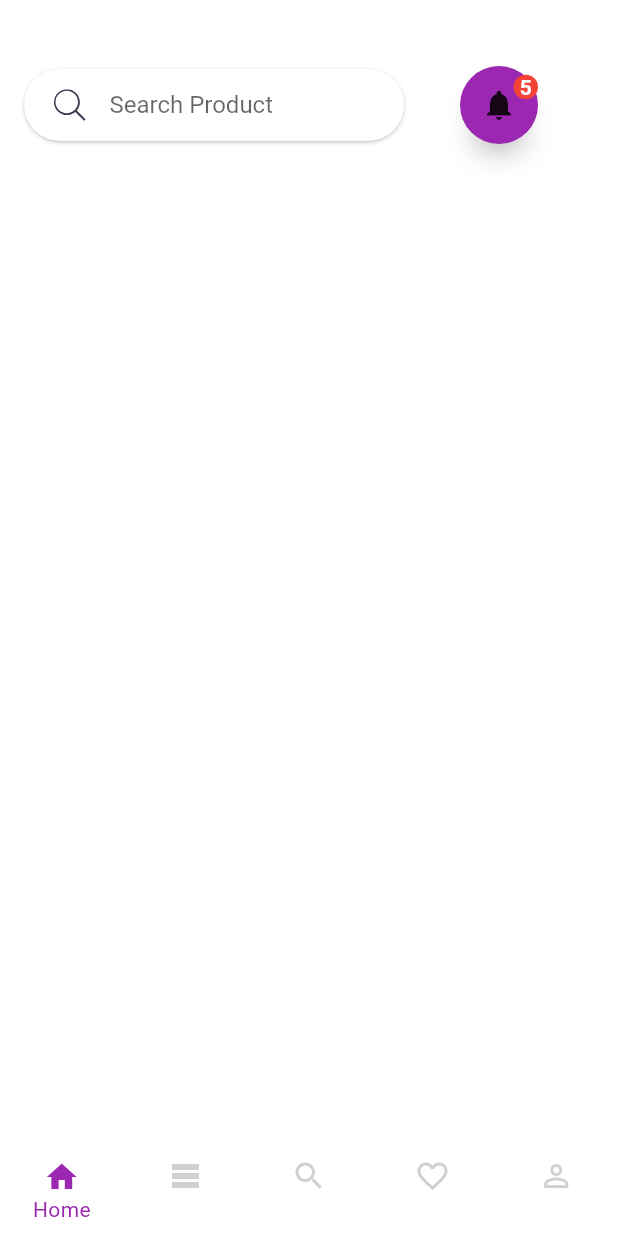
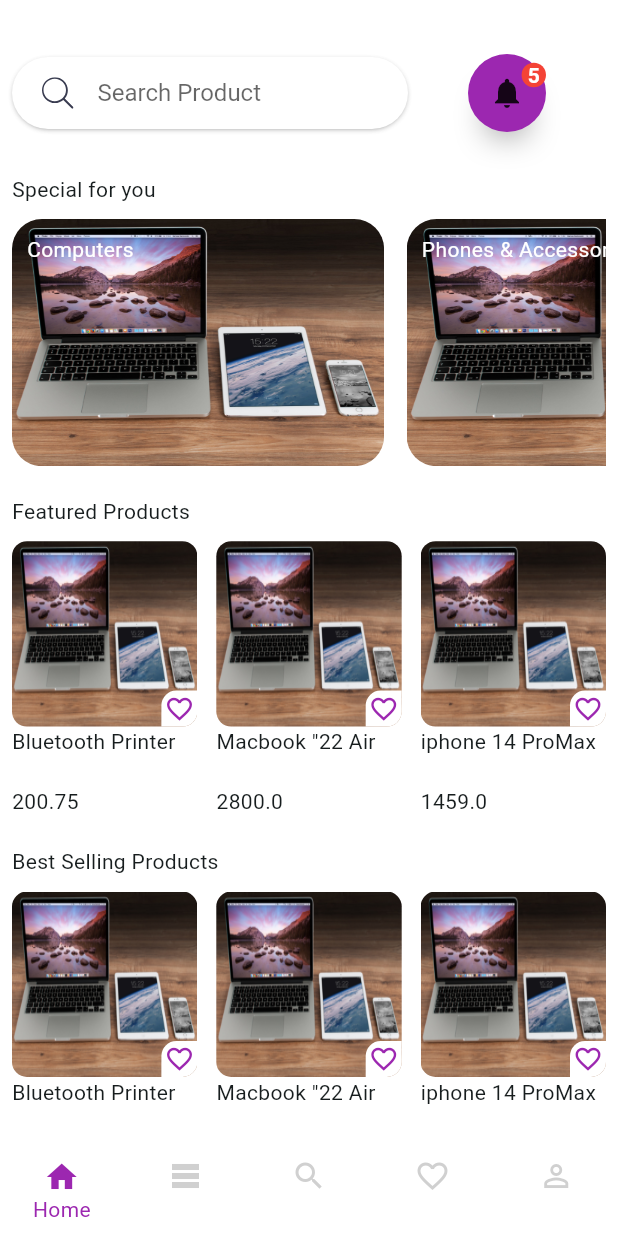
Before and after one commit to A-RR3/ecommerce, a Flutter app: the HomeScreen screen opened directly, on a phone screen of 412 x 824 dp. Run offline on Flutter 3.47's test engine with Material 3 defaults, Android fonts, the light colour scheme and no system bars; our stand-ins replace flutter_svg, gap, get, google_fonts; missing offline and left inert: svg_flutter.

Commit message:
finished home page

```diff
--- /dev/null
+++ b/lib/domain/entities/products.entity.dart
@@ -0,0 +1,6 @@
+class Product {
+  final String name;
+  final double price;
+
+  Product.create({required this.name, required this.price});
+}
--- a/lib/feasures/categories/controller/category.controller.dart
+++ b/lib/feasures/categories/controller/category.controller.dart
@@ -1,14 +1,5 @@
-import 'package:ecommerce/domain/entities/category.entity.dart';
 import 'package:get/get.dart';
 
 class CategoryController extends GetxController {
-  List<Category> categoriesList = [
-    Category.create(name: 'Computers', image: "assets/images/computer.jpg"),
-    Category.create(
-        name: 'Phones & Accessories', image: 'assets/images/computer.jpg'),
-    Category.create(
-        name: 'Lights & Lighting', image: 'assets/images/computer.jpg'),
-    Category.create(
-        name: 'Office Equipments', image: 'assets/images/computer.jpg')
-  ];
+
 }
--- a/lib/feasures/categories/screen/categories.screen.dart
+++ b/lib/feasures/categories/screen/categories.screen.dart
@@ -1,13 +1,15 @@
 import 'package:ecommerce/constants.dart';
 import 'package:ecommerce/feasures/categories/controller/category.controller.dart';
+import 'package:ecommerce/feasures/categories/widgets/category.item.dart';
+import 'package:ecommerce/feasures/home/home.controller.dart';
 import 'package:ecommerce/widgets/bottom.nav.bar.dart';
 import 'package:ecommerce/widgets/search_bar.dart';
 import 'package:flutter/material.dart';
 import 'package:get/get.dart';
 
 class CategoriesScreen extends StatelessWidget {
-  CategoriesScreen({super.key}) : _controller = Get.put(CategoryController());
-  final CategoryController _controller;
+  CategoriesScreen({super.key}) : _controller = Get.find<HomeController>();
+  final HomeController _controller;
 
   @override
   Widget build(BuildContext context) {
@@ -32,24 +34,8 @@ class CategoriesScreen extends StatelessWidget {
                     mainAxisSpacing: 5,
                     childAspectRatio: 1 / .65),
                 itemBuilder: (context, index) {
-                  return Stack(
-                    children: [
-                      ClipRRect(
-                        borderRadius: BorderRadius.circular(20),
-                        child: Image.asset("assets/images/computer.jpg",
-                            fit: BoxFit.fill),
-                      ),
-                      Padding(
-                        padding: const EdgeInsets.all(10),
-                        child: Text(
-                          _controller.categoriesList[index].name,
-                          maxLines: 2,
-                          overflow: TextOverflow.ellipsis,
-                          style: const TextStyle(color: Colors.white),
-                        ),
-                      )
-                    ],
-                  );
+                  return CategoryItem(
+                      category: _controller.categoriesList[index]);
                 },
               ),
             )
--- /dev/null
+++ b/lib/feasures/categories/widgets/category.item.dart
@@ -0,0 +1,29 @@
+import 'package:flutter/material.dart';
+
+import '../../../domain/entities/category.entity.dart';
+
+class CategoryItem extends StatelessWidget {
+   CategoryItem({super.key, required this.category});
+  final Category category;
+
+  @override
+  Widget build(BuildContext context) {
+    return Stack(
+      children: [
+        ClipRRect(
+          borderRadius: BorderRadius.circular(20),
+          child: Image.asset("assets/images/computer.jpg", fit: BoxFit.fill),
+        ),
+        Padding(
+          padding: const EdgeInsets.all(10),
+          child: Text(
+            category.name,
+            maxLines: 2,
+            overflow: TextOverflow.ellipsis,
+            style: const TextStyle(color: Colors.white),
+          ),
+        )
+      ],
+    );
+  }
+}
--- a/lib/feasures/home/home.controller.dart
+++ b/lib/feasures/home/home.controller.dart
@@ -1,9 +1,27 @@
+import 'package:ecommerce/domain/entities/category.entity.dart';
+import 'package:ecommerce/domain/entities/products.entity.dart';
 import 'package:ecommerce/feasures/categories/screen/categories.screen.dart';
 import 'package:ecommerce/feasures/home/home.screen.dart';
 import 'package:get/get.dart';
 
 class HomeController extends GetxController {
   int currentIndex = 0;
+
+  List<Category> categoriesList = [
+    Category.create(name: 'Computers', image: "assets/images/computer.jpg"),
+    Category.create(
+        name: 'Phones & Accessories', image: 'assets/images/computer.jpg'),
+    Category.create(
+        name: 'Lights & Lighting', image: 'assets/images/computer.jpg'),
+    Category.create(
+        name: 'Office Equipments', image: 'assets/images/computer.jpg')
+  ];
+
+  List<Product> productsList = [
+    Product.create(name: 'Bluetooth Printer', price: 200.75),
+    Product.create(name: 'Macbook "22 Air', price: 2800.0),
+    Product.create(name: 'iphone 14 ProMax', price: 1459.0),
+  ];
 
   void setSelectedIndex(int value) {
     currentIndex = value;
@@ -13,7 +31,7 @@ class HomeController extends GetxController {
   void viewCurrentPage(int index) {
     switch (index) {
       case 0:
-        Get.to(const HomeScreen());
+        Get.to( HomeScreen());
         break;
       case 1:
         Get.to(CategoriesScreen());
--- a/lib/feasures/home/home.screen.dart
+++ b/lib/feasures/home/home.screen.dart
@@ -1,75 +1,96 @@
-import 'package:ecommerce/constants.dart';
+import 'package:ecommerce/feasures/categories/widgets/category.item.dart';
+import 'package:ecommerce/feasures/home/home.controller.dart';
+import 'package:ecommerce/feasures/home/widgets/featured.product.dart';
+import 'package:ecommerce/feasures/home/widgets/home.header.dart';
+import 'package:ecommerce/feasures/products/screens/product.detail.screen.dart';
 import 'package:ecommerce/widgets/bottom.nav.bar.dart';
-import 'package:ecommerce/widgets/search_bar.dart';
 import 'package:flutter/material.dart';
+import 'package:gap/gap.dart';
+import 'package:get/get.dart';
 
 class HomeScreen extends StatelessWidget {
-  const HomeScreen({super.key});
+  HomeScreen({super.key}) : _homeController = Get.put(HomeController());
+  final HomeController _homeController;
 
   @override
   Widget build(BuildContext context) {
     return Scaffold(
       bottomNavigationBar: BottomeNavBar(),
       body: SafeArea(
-        child: Container(
-          padding: const EdgeInsets.all(16.0),
-          child: Row(
-            mainAxisAlignment: MainAxisAlignment.spaceBetween,
+          child: Padding(
+        padding: const EdgeInsets.all(8.0),
+        child: Column(
           children: [
-              const Flexible(
-                flex: 2,
-                child: MySearchBar(hint: "Search Product"),
-              ),
-              Flexible(
-                child: Row(
-                  mainAxisAlignment: MainAxisAlignment.center,
+            const HomeHeader(),
+            Expanded(
+                child: SingleChildScrollView(
+              scrollDirection: Axis.vertical,
+              child: Column(
+                crossAxisAlignment: CrossAxisAlignment.start,
                 children: [
-                    Stack(
-                      children: [
-                        Container(
-                          alignment: Alignment.center,
-                          height: 52,
-                          width: 52,
-                          decoration: BoxDecoration(
-                              color: Theme.of(context).colorScheme.primary,
-                              shape: BoxShape.circle,
-                              boxShadow: const [
-                                BoxShadow(
-                                    offset: Offset(0, 15),
-                                    blurRadius: 20,
-                                    spreadRadius: -17,
-                                    blurStyle: BlurStyle.outer,
-                                    color: blackColor)
-                              ]),
-                          child: const Icon(Icons.notifications),
-                        ),
-                        Positioned(
-                          top: 0,
-                          right: 0,
-                          child: Container(
-                            padding: const EdgeInsets.all(4.0),
-                            decoration: const BoxDecoration(
-                              color: Colors.red,
-                              shape: BoxShape.circle,
-                            ),
-                            child: const Text(
-                              '5',
-                              style: TextStyle(
-                                color: Colors.white,
-                                fontWeight: FontWeight.bold,
+                  const Text("Special for you"),
+                  const Gap(10),
+                  SizedBox(
+                    height: Get.height * .2,
+                    width: Get.width,
+                    child: Row(children: [
+                      Expanded(
+                          child: SizedBox(
+                        width: double.infinity,
+                        child: ListView.separated(
+                          scrollDirection: Axis.horizontal,
+                          itemCount: _homeController.categoriesList.length,
+                          itemBuilder: (context, index) => CategoryItem(
+                              category: _homeController.categoriesList[index]),
+                          separatorBuilder: (_, __) => const SizedBox(
+                            width: 15,
                           ),
                         ),
+                      ))
+                    ]),
                   ),
+                  const Gap(20),
+                  const Text("Featured Products"),
+                  const Gap(10),
+                  Row(
+                    mainAxisAlignment: MainAxisAlignment.spaceBetween,
+                    children: List.generate(
+                        _homeController.productsList.length,
+                        (index) => InkWell(
+                              onTap: () => Get.to(ProductDetailsScreen(
+                                product: _homeController.productsList[index],
+                              )),
+                              child: FeaturedProduct(
+                                name: _homeController.productsList[index].name,
+                                price:
+                                    _homeController.productsList[index].price,
                               ),
-                      ],
+                            )),
                   ),
-                  ],
+                  const Gap(20),
+                  const Text("Best Selling Products"),
+                  const Gap(10),
+                  Row(
+                    mainAxisAlignment: MainAxisAlignment.spaceBetween,
+                    children: List.generate(
+                        _homeController.productsList.length,
+                        (index) => InkWell(
+                              onTap: () => Get.to(ProductDetailsScreen(
+                                product: _homeController.productsList[index],
+                              )),
+                              child: FeaturedProduct(
+                                name: _homeController.productsList[index].name,
+                                price:
+                                    _homeController.productsList[index].price,
                               ),
+                            )),
                   )
                 ],
               ),
+            ))
+          ],
         ),
-      ),
+      )),
     );
   }
 }
--- /dev/null
+++ b/lib/feasures/home/widgets/featured.product.dart
@@ -0,0 +1,67 @@
+import 'package:flutter/material.dart';
+import 'package:get/get.dart';
+
+class FeaturedProduct extends StatelessWidget {
+  const FeaturedProduct({super.key, required this.name, required this.price});
+  // final Product product;
+  final String name;
+  final double price;
+
+  @override
+  Widget build(BuildContext context) {
+    return Column(
+      crossAxisAlignment: CrossAxisAlignment.start,
+      children: [
+        SizedBox(
+          height: Get.height * .3 / 2,
+          width: Get.width * .3,
+          child: Stack(
+            children: [
+              LayoutBuilder(
+                builder: (context, constraints) => SizedBox(
+                    height: constraints.maxHeight,
+                    width: constraints.maxWidth,
+                    child: ClipRRect(
+                      borderRadius: const BorderRadius.all(Radius.circular(10)),
+                      child: Image.asset(
+                        "assets/images/computer.jpg",
+                        fit: BoxFit.fill,
+                      ),
+                    )),
+              ),
+              Align(
+                alignment: Alignment.bottomRight,
+                child: Container(
+                  decoration: const BoxDecoration(
+                    color: Colors.white,
+                    borderRadius: BorderRadius.only(
+                        bottomRight: Radius.circular(10),
+                        topLeft: Radius.circular(10)),
+                  ),
+                  child: Padding(
+                    padding: const EdgeInsets.all(2.0),
+                    child: Icon(
+                      Icons.favorite_border_outlined,
+                      size: 20,
+                      color: Theme.of(context).colorScheme.primary,
+                    ),
+                  ),
+                ),
+              ),
+            ],
+          ),
+        ),
+        SizedBox(
+          height: 40,
+          width: Get.width * .3,
+          child: Text(
+            name,
+            maxLines: 2,
+            overflow: TextOverflow.ellipsis,
+          ),
+        ),
+        Text('${price}')
+      ],
+    );
+  }
+}
--- /dev/null
+++ b/lib/feasures/home/widgets/home.header.dart
@@ -0,0 +1,68 @@
+import 'package:ecommerce/constants.dart';
+import 'package:ecommerce/widgets/search_bar.dart';
+import 'package:flutter/material.dart';
+
+class HomeHeader extends StatelessWidget {
+  const HomeHeader({super.key});
+
+  @override
+  Widget build(BuildContext context) {
+    return Container(
+      child: Row(
+        mainAxisAlignment: MainAxisAlignment.spaceBetween,
+        children: [
+          const Flexible(
+            flex: 2,
+            child: MySearchBar(hint: "Search Product"),
+          ),
+          Flexible(
+            child: Row(
+              mainAxisAlignment: MainAxisAlignment.center,
+              children: [
+                Stack(
+                  children: [
+                    Container(
+                      alignment: Alignment.center,
+                      height: 52,
+                      width: 52,
+                      decoration: BoxDecoration(
+                          color: Theme.of(context).colorScheme.primary,
+                          shape: BoxShape.circle,
+                          boxShadow: const [
+                            BoxShadow(
+                                offset: Offset(0, 15),
+                                blurRadius: 20,
+                                spreadRadius: -17,
+                                blurStyle: BlurStyle.outer,
+                                color: blackColor)
+                          ]),
+                      child: const Icon(Icons.notifications),
+                    ),
+                    Positioned(
+                      top: 0,
+                      right: 0,
+                      child: Container(
+                        padding: const EdgeInsets.all(4.0),
+                        decoration: const BoxDecoration(
+                          color: Colors.red,
+                          shape: BoxShape.circle,
+                        ),
+                        child: const Text(
+                          '5',
+                          style: TextStyle(
+                            color: Colors.white,
+                            fontWeight: FontWeight.bold,
+                          ),
+                        ),
+                      ),
+                    ),
+                  ],
+                ),
+              ],
+            ),
+          )
+        ],
+      ),
+    );
+  }
+}
--- a/lib/feasures/products/controllers/ProductController.dart
+++ b/lib/feasures/products/controllers/ProductController.dart
@@ -2,4 +2,6 @@ import 'package:get/get.dart';
 
 class ProductController extends GetxController{
 
+
+
 }
--- a/lib/feasures/products/screens/product.detail.screen.dart
+++ b/lib/feasures/products/screens/product.detail.screen.dart
@@ -1,9 +1,11 @@
+import 'package:ecommerce/domain/entities/products.entity.dart';
 import 'package:ecommerce/feasures/products/widgets/bottom.sheet.dart';
 import 'package:flutter/material.dart';
 import 'package:get/get.dart';
 
 class ProductDetailsScreen extends StatelessWidget {
-  const ProductDetailsScreen({super.key});
+  const ProductDetailsScreen({super.key, required this.product});
+  final Product product;
 
   @override
   Widget build(BuildContext context) {
--- a/lib/main.dart
+++ b/lib/main.dart
@@ -38,7 +38,7 @@ class MyApp extends StatelessWidget {
                   fontSize: 12,
                   fontWeight: FontWeight.w400,
                   color: Theme.of(context).hintColor))),
-      home: const ProductDetailsScreen(),
+      home: HomeScreen(),
     );
   }
 }
```
Lines whose indentation alone changed are shown as unchanged.
